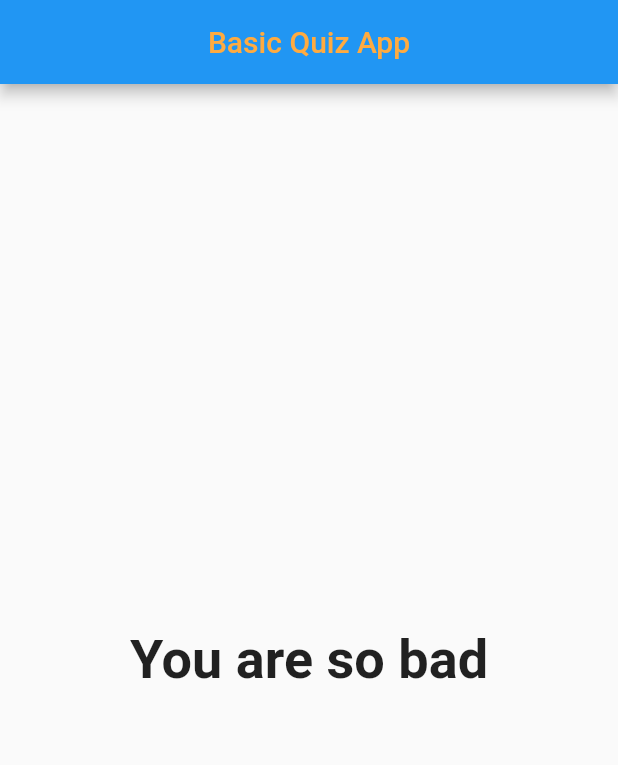
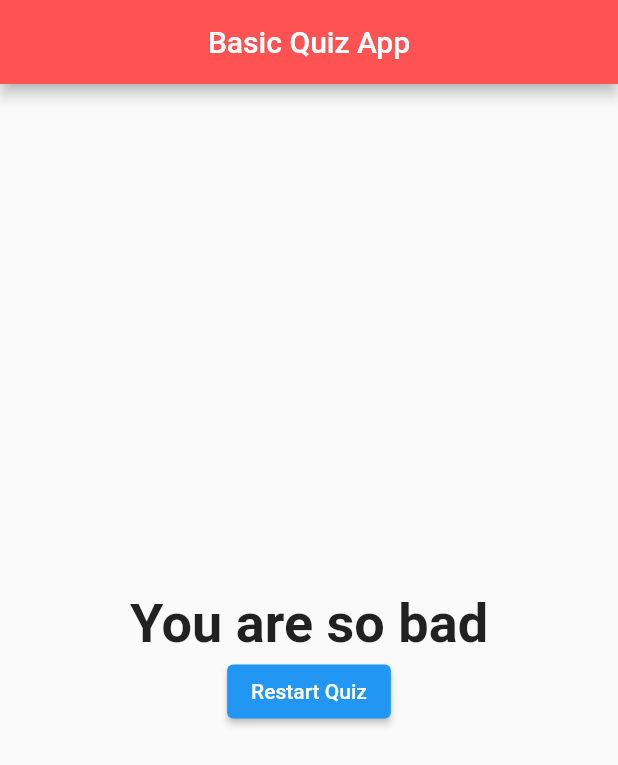
Before and after one commit to kasim121/basic_quiz_app, a Flutter app: the screen it shows after launch, after a tap on "Black", after a tap on "Lion", after a tap on "Tiger", on a phone screen of 412 x 824 dp. Shown: the top 765 px of the screen. Run offline on Flutter 3.47's test engine with Material 2 defaults, Android fonts, the phone set to English and light mode, and no system bars.

```diff
--- a/lib/main.dart
+++ b/lib/main.dart
@@ -35,6 +35,13 @@ class _MyHomePageState extends State<MyHomePage> {
 
   var _questionIndex = 0;
   int _totalScore = 0;
+  void resetQuiz() {
+    setState(() {
+      _questionIndex = 0;
+      _totalScore = 0;
+    });
+  }
+
   final _questions = const [
     {
       'questionText': 'What\'s your favorite color?',
@@ -82,9 +89,10 @@ class _MyHomePageState extends State<MyHomePage> {
   Widget build(BuildContext context) {
     return Scaffold(
         appBar: AppBar(
+          backgroundColor: Colors.redAccent,
           title: const Text(
             "Basic Quiz App",
-            style: TextStyle(color: Colors.orangeAccent),
+            style: TextStyle(color: Colors.white),
           ),
           centerTitle: true,
         ),
@@ -95,6 +103,7 @@ class _MyHomePageState extends State<MyHomePage> {
                 answerQuestion: _answerQuestion)
             : Result(
                 resultScore: _totalScore,
+                onPressed: () => resetQuiz(),
               ));
   }
 }
--- a/lib/widgets/answer.dart
+++ b/lib/widgets/answer.dart
@@ -18,7 +18,7 @@ class Answer extends StatelessWidget {
           onPressed: onPressed,
           child: Text(
             answerText,
-            style: const TextStyle(color: Colors.black),
+            style: const TextStyle(color: Colors.white),
           ),
         ));
   }
--- a/lib/widgets/result.dart
+++ b/lib/widgets/result.dart
@@ -2,9 +2,11 @@ import 'package:flutter/material.dart';
 
 class Result extends StatelessWidget {
   final int resultScore;
+  final VoidCallback onPressed;
   const Result({
     Key? key,
     required this.resultScore,
+    required this.onPressed,
   }) : super(key: key);
 
   String get resultPharase {
@@ -24,9 +26,16 @@ class Result extends StatelessWidget {
   @override
   Widget build(BuildContext context) {
     return Center(
-      child: Text(
-        resultPharase,
-        style: const TextStyle(fontSize: 36, fontWeight: FontWeight.bold),
+      child: Column(
+        mainAxisAlignment: MainAxisAlignment.center,
+        children: [
+          Text(
+            resultPharase,
+            style: const TextStyle(fontSize: 36, fontWeight: FontWeight.bold),
+          ),
+          ElevatedButton(
+              onPressed: onPressed, child: const Text("Restart Quiz"))
+        ],
       ),
     );
   }
```
